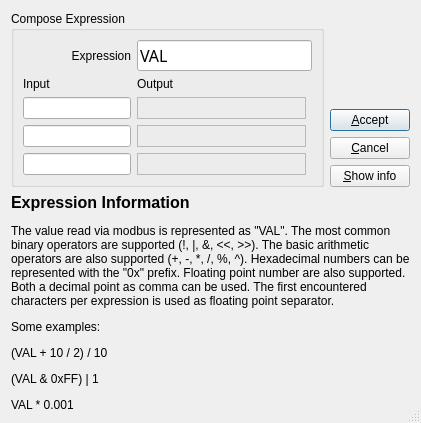
This is src/dialogs/expressionsdialog.ui in ModbusScope/ModbusScope as Qt 5 draws it before an edit. The edited form follows.
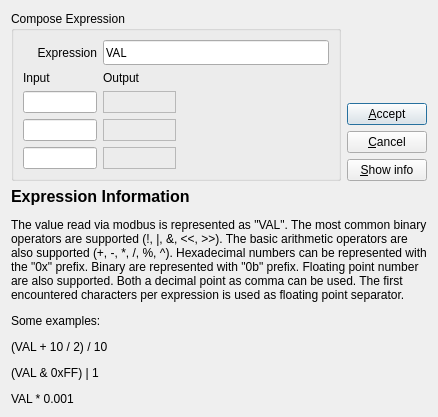
This is the edited form.

Patch:
```diff
--- a/src/dialogs/expressionsdialog.ui
+++ b/src/dialogs/expressionsdialog.ui
@@ -9,7 +9,7 @@
    <rect>
     <x>0</x>
     <y>0</y>
-    <width>677</width>
+    <width>630</width>
     <height>479</height>
    </rect>
   </property>
@@ -17,7 +17,7 @@
    <string>Compose expression</string>
   </property>
   <property name="sizeGripEnabled">
-   <bool>true</bool>
+   <bool>false</bool>
   </property>
   <layout class="QVBoxLayout" name="verticalLayout_3" stretch="0,1">
    <property name="sizeConstraint">
@@ -38,7 +38,7 @@
          <property name="title">
           <string>Compose Expression</string>
          </property>
-         <layout class="QGridLayout" name="gridLayout" columnstretch="0,1,0">
+         <layout class="QGridLayout" name="gridLayout" columnstretch="1,1,2">
           <item row="4" column="1">
            <widget class="QLabel" name="lblOut2">
             <property name="frameShape">
@@ -47,6 +47,9 @@
             <property name="text">
              <string/>
             </property>
+            <property name="alignment">
+             <set>Qt::AlignCenter</set>
+            </property>
            </widget>
           </item>
           <item row="2" column="1">
@@ -57,6 +60,9 @@
             <property name="text">
              <string/>
             </property>
+            <property name="alignment">
+             <set>Qt::AlignCenter</set>
+            </property>
            </widget>
           </item>
           <item row="1" column="0">
@@ -74,7 +80,11 @@
            </widget>
           </item>
           <item row="3" column="0">
-           <widget class="QLineEdit" name="lineIn1"/>
+           <widget class="QLineEdit" name="lineIn1">
+            <property name="alignment">
+             <set>Qt::AlignCenter</set>
+            </property>
+           </widget>
           </item>
           <item row="3" column="1">
            <widget class="QLabel" name="lblOut1">
@@ -84,20 +94,43 @@
             <property name="text">
              <string/>
             </property>
+            <property name="alignment">
+             <set>Qt::AlignCenter</set>
+            </property>
            </widget>
           </item>
+          <item row="2" column="2">
+           <spacer name="horizontalSpacer">
+            <property name="orientation">
+             <enum>Qt::Horizontal</enum>
+            </property>
+            <property name="sizeHint" stdset="0">
+             <size>
+              <width>40</width>
+              <height>20</height>
+             </size>
+            </property>
+           </spacer>
+          </item>
           <item row="4" column="0">
-           <widget class="QLineEdit" name="lineIn2"/>
+           <widget class="QLineEdit" name="lineIn2">
+            <property name="alignment">
+             <set>Qt::AlignCenter</set>
+            </property>
+           </widget>
           </item>
           <item row="2" column="0">
-           <widget class="QLineEdit" name="lineIn0"/>
+           <widget class="QLineEdit" name="lineIn0">
+            <property name="alignment">
+             <set>Qt::AlignCenter</set>
+            </property>
+           </widget>
           </item>
           <item row="0" column="1" colspan="2">
            <widget class="QLineEdit" name="lineExpression">
             <property name="font">
              <font>
               <family>Ubuntu Mono</family>
-              <pointsize>12</pointsize>
              </font>
             </property>
             <property name="text">
@@ -193,7 +226,7 @@
          </sizepolicy>
         </property>
         <property name="text">
-         <string>&lt;html&gt;&lt;head/&gt;&lt;body&gt;&lt;p&gt;&lt;span style=&quot; font-size:12pt; font-weight:600;&quot;&gt;Expression Information&lt;/span&gt;&lt;/p&gt;&lt;p&gt;The value read via modbus is represented as &amp;quot;VAL&amp;quot;. The most common binary operators are supported (!, |, &amp;amp;, &amp;lt;&amp;lt;, &amp;gt;&amp;gt;). The basic arithmetic operators are also supported (+, -, *, /, %, ^). Hexadecimal numbers can be represented with the &amp;quot;0x&amp;quot; prefix. Floating point number are also supported. Both a decimal point as comma can be used. The first encountered characters per expression is used as floating point separator.&lt;/p&gt;&lt;p&gt;Some examples:&lt;/p&gt;&lt;p&gt;(VAL + 10 / 2) / 10&lt;/p&gt;&lt;p&gt;(VAL &amp;amp; 0xFF) | 1&lt;/p&gt;&lt;p&gt;VAL * 0.001&lt;/p&gt;&lt;/body&gt;&lt;/html&gt;</string>
+         <string>&lt;html&gt;&lt;head/&gt;&lt;body&gt;&lt;p&gt;&lt;span style=&quot; font-size:12pt; font-weight:600;&quot;&gt;Expression Information&lt;/span&gt;&lt;/p&gt;&lt;p&gt;The value read via modbus is represented as &amp;quot;VAL&amp;quot;. The most common binary operators are supported (!, |, &amp;amp;, &amp;lt;&amp;lt;, &amp;gt;&amp;gt;). The basic arithmetic operators are also supported (+, -, *, /, %, ^). Hexadecimal numbers can be represented with the &amp;quot;0x&amp;quot; prefix. Binary are represented with &amp;quot;0b&amp;quot; prefix. Floating point number are also supported. Both a decimal point as comma can be used. The first encountered characters per expression is used as floating point separator.&lt;/p&gt;&lt;p&gt;Some examples:&lt;/p&gt;&lt;p&gt;(VAL + 10 / 2) / 10&lt;/p&gt;&lt;p&gt;(VAL &amp;amp; 0xFF) | 1&lt;/p&gt;&lt;p&gt;VAL * 0.001&lt;/p&gt;&lt;/body&gt;&lt;/html&gt;</string>
         </property>
         <property name="wordWrap">
          <bool>true</bool>
```
